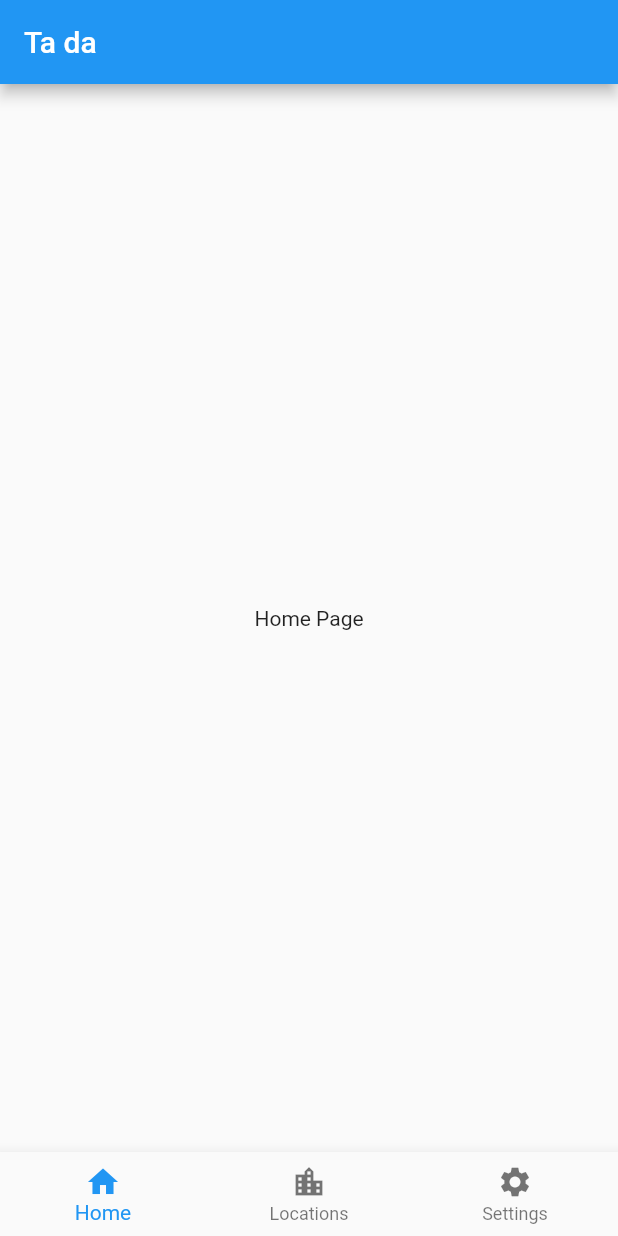
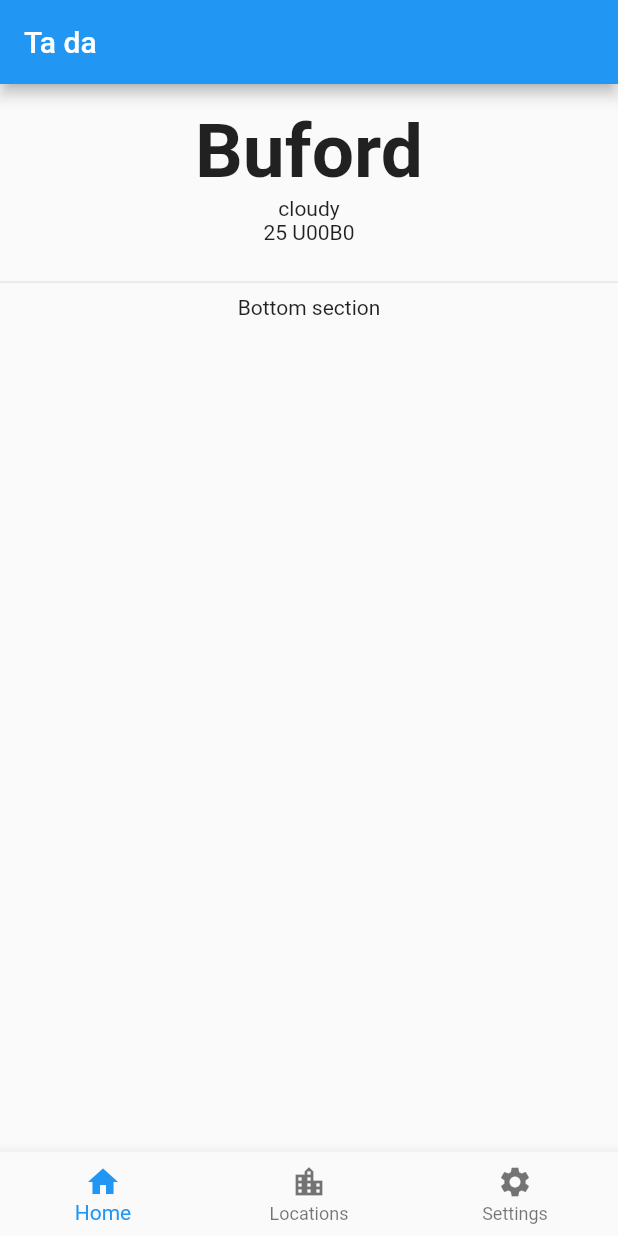
Before and after one commit to skota/weatherapp, a Flutter app: the screen it shows after launch, on a phone screen of 412 x 824 dp. Run offline on Flutter 3.47's test engine with Material 2 defaults, Android fonts, the phone set to English and light mode, and no system bars.

Commit message:
added static text to home page

```diff
--- a/lib/pages/home.dart
+++ b/lib/pages/home.dart
@@ -1,5 +1,51 @@
 import 'package:flutter/material.dart';
 
+// top section - shows city,
+// 1- city (Large font/ bold)
+// 2 - current state(cloudy rainy etc)
+// 3 - Temperature in F
+
+Widget _getHeader() {
+
+  return Container(
+    padding: EdgeInsets.all(16.0),
+    child: Center(
+      child: Column(
+        children: <Widget>[
+        Text('Buford',style:
+              TextStyle(fontSize: 50.0,
+              fontWeight: FontWeight.bold
+              ),),
+          Text('cloudy'),
+          new Text('25 \U00B0')
+        ],
+      ),
+    )
+  );
+
+}
+
+
+Widget _getDetail() {
+  return Text('Bottom section');
+}
+
+//Bottom section
+// Day of week
+// divider Line
+// large icon of weather ( rainy, cloudy etc)
+
+
 Widget homePage() {
-  return Text('Home Page');
+  return Center(
+    child: Column(
+      children: <Widget>[
+        _getHeader(),
+        Divider(
+          height: 18.0,
+        ),
+        _getDetail()
+      ],
+    ),
+  );
 }
--- a/pubspec.yaml
+++ b/pubspec.yaml
@@ -14,11 +14,12 @@ environment:
 
 dependencies:
   flutter:
-    sdk: flutter
+    sdk:  flutter
 
   # The following adds the Cupertino Icons font to your application.
   # Use with the CupertinoIcons class for iOS style icons.
   cupertino_icons: ^0.1.2
+  unicode: ^0.1.0
 
 dev_dependencies:
   flutter_test:
```
